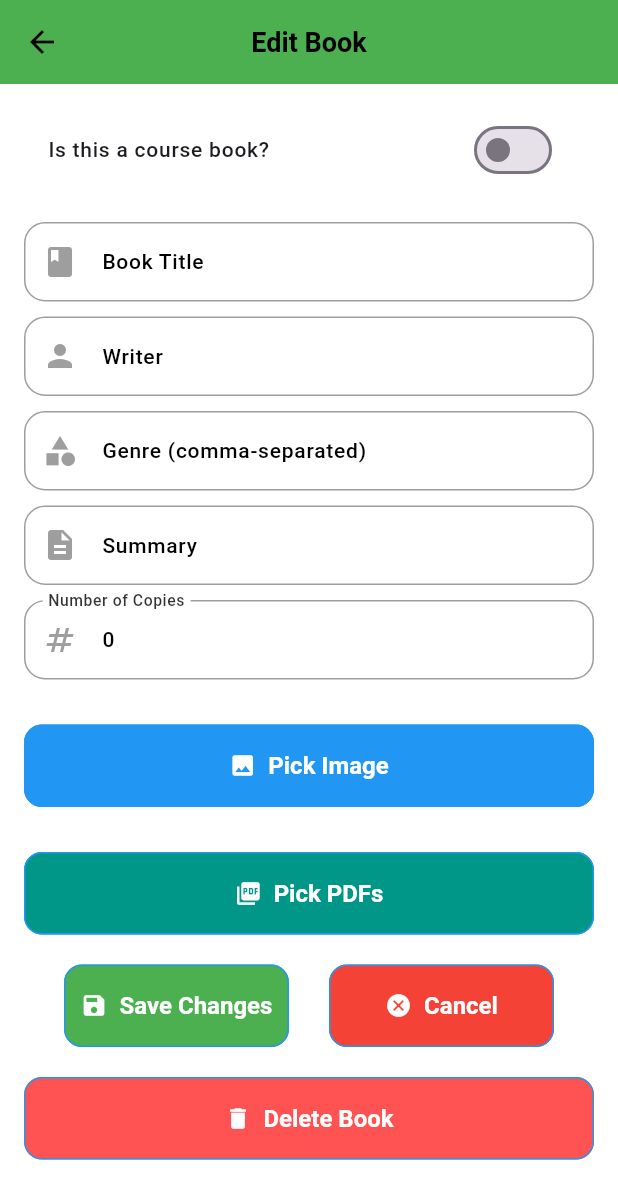
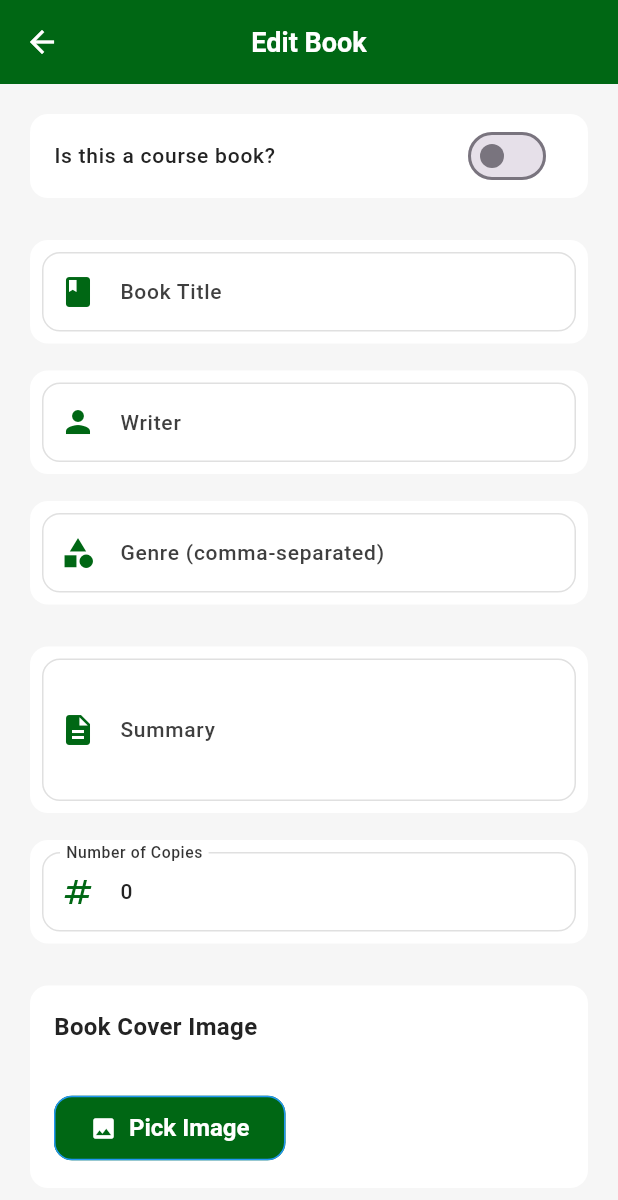
Before and after one commit to janakniraula/BookVerse, a Flutter app: the EditBookScreen screen opened directly with empty values, on a phone screen of 412 x 824 dp. Shown: the top 1200 px of the screen. Run offline on Flutter 3.47's test engine with Material 3 defaults, Android fonts, the phone set to English and light mode, and no system bars; our stand-ins replace cached_network_image, carousel_slider, cloud_firestore, connectivity_plus, file_picker, firebase_auth and 12 more; missing offline and left inert: pdfx; accounts and stored records are empty; Roboto replaces fonts that are missing (Poppins); project files that could hold a hidden picture were left out.

Commit message:
Update edit book screen

```diff
--- a/lib/features/home/screens/admin/booksEditing/editBooks.dart
+++ b/lib/features/home/screens/admin/booksEditing/editBooks.dart
@@ -4,6 +4,8 @@ import 'package:firebase_storage/firebase_storage.dart';
 import 'package:image_picker/image_picker.dart';
 import 'package:file_picker/file_picker.dart';
 import 'dart:io';
+import 'package:book_Verse/utils/constants/colors.dart';
+import 'package:book_Verse/utils/helpers/helper_function.dart';
 
 class EditBookScreen extends StatefulWidget {
   final String bookId;
@@ -251,297 +253,424 @@ class _EditBookScreenState extends State<EditBookScreen> {
     }
   }
 
-  Widget _buildTextFields(
-    TextEditingController controller,
-    String labelText,
-    IconData icon,
-    String validationMessage,
-  ) {
-    return TextFormField(
-      controller: controller,
-      decoration: InputDecoration(
-        labelText: labelText,
-        prefixIcon: Icon(icon),
-        border: const OutlineInputBorder(),
-      ),
-      keyboardType: TextInputType.number,
-      validator: (value) {
-        if (value == null || value.isEmpty) {
-          return validationMessage;
-        }
-        final numCopies = int.tryParse(value);
-        if (numCopies == null) {
-          return 'Please enter a valid number';
-        }
-        // Allow zero and any positive number
-        if (numCopies < 0) {
-          return 'Number of copies cannot be negative';
-        }
-        return null;
-      },
-    );
-  }
-
   @override
   Widget build(BuildContext context) {
+    final dark = THelperFunction.isDarkMode(context);
+
     return Scaffold(
       appBar: AppBar(
-        title: const Text('Edit Book'),
+        leading: IconButton(
+          icon: const Icon(Icons.arrow_back, color: TColors.white),
+          onPressed: () => Navigator.pop(context),
+        ),
+        title: const Text(
+          'Edit Book',
+          style: TextStyle(color: TColors.white),
+        ),
         centerTitle: true,
-        backgroundColor: Colors.green,
+        backgroundColor: TColors.primaryColor,
+        foregroundColor: TColors.white,
       ),
-      body: Padding(
+      body: Container(
+        color: dark ? TColors.dark : TColors.light,
+        child: Padding(
           padding: const EdgeInsets.all(16.0),
           child: Form(
             key: _formKey,
             child: ListView(
               children: [
-              SwitchListTile(
-                title: const Text('Is this a course book?'),
-                value: _isCourseBook,
-                activeColor: Colors.deepOrangeAccent,
-                onChanged: (value) {
-                  setState(() {
-                    _isCourseBook = value;
-                  });
-                },
-              ),
+                _buildSwitchTile(dark),
                 const SizedBox(height: 20),
-              _buildTextField(_titleController, 'Book Title', Icons.book,
-                  'Please enter the book title'),
-              const SizedBox(height: 10),
-              _buildStringValidatedTextFormField(
-                _writerController,
-                'Writer',
-                Icons.person,
-              ),
-              const SizedBox(height: 10),
-              if (!_isCourseBook)
-                Column(
-                  children: [
-                    _buildStringValidatedTextFormField(
-                      _genreController,
-                      'Genre (comma-separated)',
-                      Icons.category,
-                    ),
-                    const SizedBox(height: 10),
+                _buildMainForm(dark),
+                const SizedBox(height: 20),
+                _buildImageSection(dark),
+                const SizedBox(height: 20),
+                _buildPDFSection(dark),
+                const SizedBox(height: 20),
+                _buildActionButtons(dark),
               ],
             ),
-              if (_isCourseBook)
-                Column(
-                  children: [
-                    _buildTextField(_courseController,
-                        'Year / Semester (optional)', Icons.calendar_today),
-                    const SizedBox(height: 10),
-                    _buildTextField(_gradeController, 'Grade', Icons.grade,
-                        'Please enter the grade'),
-                    const SizedBox(height: 10),
-                  ],
-                ),
-              _buildTextField(_summaryController, 'Summary', Icons.description,
-                  'Please enter a summary'),
-              const SizedBox(height: 10),
-              _buildTextFields(
-                _numberOfBooksController,
-                'Number of Copies',
-                Icons.numbers,
-                'Please enter the number of copies',
-              ),
-              const SizedBox(height: 20),
-              if (_image != null ||
-                  (_imageUrl != null && _imageUrl!.isNotEmpty))
-                Padding(
-                  padding: const EdgeInsets.symmetric(vertical: 20),
-                  child: Container(
-                    decoration: BoxDecoration(
-                      border: Border.all(color: Colors.grey, width: 2),
-                      borderRadius: BorderRadius.circular(8),
-                    ),
-                    padding: const EdgeInsets.all(8),
-                    child: Column(
-                      children: [
-                        const Text(
-                          'Image',
-                          style: TextStyle(
-                              fontSize: 16, fontWeight: FontWeight.bold),
-                        ),
-                        const SizedBox(height: 10),
-                        Stack(
-                          children: [
-                            SizedBox(
-                              height: 120,
-                              width: 120,
-                              child: _image != null
-                                  ? Image.file(_image!, fit: BoxFit.cover)
-                                  : Image.network(_imageUrl!,
-                                      fit: BoxFit.cover),
-                            ),
-                            if (_image != null || _imageUrl != null)
-                              Positioned(
-                                top: 0,
-                                right: 0,
-                                child: GestureDetector(
-                                  onTap: () {
-                                    setState(() {
-                                      _image = null;
-                                      _imageUrl = null;
-                                    });
-                                  },
-                                  child: Container(
-                                    decoration: const BoxDecoration(
-                                      color: Colors.red,
-                                      shape: BoxShape.circle,
-                                    ),
-                                    child: const Icon(Icons.close,
-                                        color: Colors.white, size: 20),
-                                  ),
-                                ),
-                              ),
-                          ],
-                        ),
-                      ],
-                    ),
-                  ),
-                ),
-              const SizedBox(height: 10),
-              ElevatedButton.icon(
-                onPressed: _pickImage,
-                icon: const Icon(Icons.image),
-                label: const Text('Pick Image'),
-                style: ElevatedButton.styleFrom(
-                  foregroundColor: Colors.white,
-                  backgroundColor: Colors.blue,
-                  minimumSize: const Size(120, 40),
-                ),
-              ),
-              const SizedBox(height: 20),
-              if (_pdfs.isNotEmpty)
-                Column(
-                  children: _pdfs.map((pdf) {
-                    return Card(
-                      child: ListTile(
-                        title: Text(pdf['name']),
-                        subtitle: TextField(
-                          controller: pdf['description'],
-                          decoration: const InputDecoration(
-                            labelText: 'Description (optional)',
-                            border: OutlineInputBorder(),
-                          ),
-                        ),
-                        trailing: IconButton(
-                          icon: const Icon(Icons.close, color: Colors.red),
-                          onPressed: () {
-                            setState(() {
-                              _pdfs.remove(pdf);
-                            });
-                          },
-                        ),
-                      ),
-                    );
-                  }).toList(),
-                ),
-              const SizedBox(height: 10),
-              ElevatedButton.icon(
-                onPressed: _pickPDFs,
-                icon: const Icon(Icons.picture_as_pdf),
-                label: const Text('Pick PDFs'),
-                style: ElevatedButton.styleFrom(
-                  foregroundColor: Colors.white,
-                  backgroundColor: Colors.teal,
-                  minimumSize: const Size(120, 40),
-                ),
-              ),
-              const SizedBox(height: 20),
-              Row(
-                mainAxisAlignment: MainAxisAlignment.spaceEvenly,
-                children: [
-                  ElevatedButton.icon(
-                    onPressed: _updateBook,
-                    icon: const Icon(Icons.save),
-                    label: const Text('Save Changes'),
-                    style: ElevatedButton.styleFrom(
-                      foregroundColor: Colors.white,
-                      backgroundColor: Colors.green,
-                      minimumSize: const Size(150, 40),
-                    ),
-                  ),
-                  ElevatedButton.icon(
-                    onPressed: () {
-                      Navigator.pop(context);
-                    },
-                    icon: const Icon(Icons.cancel),
-                    label: const Text('Cancel'),
-                    style: ElevatedButton.styleFrom(
-                      foregroundColor: Colors.white,
-                      backgroundColor: Colors.red,
-                      minimumSize: const Size(150, 40),
-                    ),
-                  ),
-                ],
-              ),
-              const SizedBox(height: 20),
-              ElevatedButton.icon(
-                onPressed: _confirmDelete,
-                icon: const Icon(Icons.delete),
-                label: const Text('Delete Book'),
-                style: ElevatedButton.styleFrom(
-                  foregroundColor: Colors.white,
-                  backgroundColor: Colors.redAccent,
-                  minimumSize: const Size(200, 50),
-                ),
-              ),
-            ],
           ),
         ),
       ),
     );
   }
 
-  Widget _buildStringValidatedTextFormField(
-      TextEditingController controller, String labelText, IconData icon) {
-    return TextFormField(
-      controller: controller,
-      decoration: InputDecoration(
-        labelText: labelText,
-        prefixIcon: Icon(icon),
-        border: const OutlineInputBorder(),
+  Widget _buildSwitchTile(bool dark) {
+    return Card(
+      color: dark ? TColors.darkContainer : TColors.white,
+      elevation: 0,
+      child: SwitchListTile(
+        title: Text(
+          'Is this a course book?',
+          style: TextStyle(
+            color: dark ? TColors.white : TColors.black,
+            fontWeight: FontWeight.w500,
           ),
+        ),
+        value: _isCourseBook,
+        activeColor: TColors.primaryColor,
+        onChanged: (value) => setState(() => _isCourseBook = value),
+      ),
+    );
+  }
+
+  Widget _buildMainForm(bool dark) {
+    return Column(
+      children: [
+        _buildCustomTextField(
+          _titleController,
+          'Book Title',
+          Icons.book,
+          'Please enter the book title',
+          dark,
+        ),
+        const SizedBox(height: 10),
+        _buildCustomTextField(
+          _writerController,
+          'Writer',
+          Icons.person,
+          'Please enter the writer name',
+          dark,
           validator: (value) {
             if (value == null || value.trim().isEmpty) {
-          return 'Please enter a valid $labelText';
+              return 'Please enter a valid writer name';
             }
             if (RegExp(r'\d').hasMatch(value)) {
-          return '$labelText should not contain numbers';
+              return 'Writer name should not contain numbers';
             }
             return null;
           },
+        ),
+        const SizedBox(height: 10),
+        if (!_isCourseBook) ...[
+          _buildCustomTextField(
+            _genreController,
+            'Genre (comma-separated)',
+            Icons.category,
+            'Please enter genres',
+            dark,
+          ),
+          const SizedBox(height: 10),
+        ],
+        if (_isCourseBook) ...[
+          _buildCustomTextField(
+            _courseController,
+            'Year / Semester',
+            Icons.calendar_today,
+            null,
+            dark,
+          ),
+          const SizedBox(height: 10),
+          _buildCustomTextField(
+            _gradeController,
+            'Grade',
+            Icons.grade,
+            'Please enter the grade',
+            dark,
+          ),
+        ],
+        const SizedBox(height: 10),
+        _buildCustomTextField(
+          _summaryController,
+          'Summary',
+          Icons.description,
+          'Please enter a summary',
+          dark,
+          maxLines: 3,
+        ),
+        const SizedBox(height: 10),
+        _buildCustomTextField(
+          _numberOfBooksController,
+          'Number of Copies',
+          Icons.numbers,
+          'Please enter the number of copies',
+          dark,
+          keyboardType: TextInputType.number,
+          validator: (value) {
+            if (value == null || value.isEmpty) {
+              return 'Please enter the number of copies';
+            }
+            final numCopies = int.tryParse(value);
+            if (numCopies == null) {
+              return 'Please enter a valid number';
+            }
+            if (numCopies < 0) {
+              return 'Number of copies cannot be negative';
+            }
+            return null;
+          },
+        ),
+      ],
     );
   }
 
-  Widget _buildTextField(
+  Widget _buildCustomTextField(
     TextEditingController controller,
     String label,
-    IconData icon, [
+    IconData icon,
     String? validatorMessage,
-    TextInputType inputType = TextInputType.text,
+    bool dark, {
     int maxLines = 1,
+    TextInputType keyboardType = TextInputType.text,
     String? Function(String?)? validator,
-  ]) {
-    return TextFormField(
+  }) {
+    return Card(
+      color: dark ? TColors.darkContainer : TColors.white,
+      elevation: 0,
+      child: Padding(
+        padding: const EdgeInsets.all(8.0),
+        child: TextFormField(
           controller: controller,
+          maxLines: maxLines,
+          keyboardType: keyboardType,
+          style: TextStyle(color: dark ? TColors.white : TColors.black),
           decoration: InputDecoration(
             labelText: label,
-        prefixIcon: Icon(icon),
-        border: const OutlineInputBorder(),
+            labelStyle: TextStyle(
+              color: dark ? TColors.white.withOpacity(0.7) : TColors.black.withOpacity(0.87)
             ),
-      keyboardType: inputType,
-      maxLines: maxLines,
-      validator: validator ??
-          (value) {
-            if (validatorMessage != null && value!.isEmpty)
+            prefixIcon: Icon(icon, color: TColors.primaryColor),
+            border: OutlineInputBorder(
+              borderRadius: BorderRadius.circular(12),
+              borderSide: BorderSide(color: dark ? TColors.darkGrey : TColors.grey),
+            ),
+            enabledBorder: OutlineInputBorder(
+              borderRadius: BorderRadius.circular(12),
+              borderSide: BorderSide(color: dark ? TColors.darkGrey : TColors.grey),
+            ),
+            focusedBorder: OutlineInputBorder(
+              borderRadius: BorderRadius.circular(12),
+              borderSide: BorderSide(color: TColors.primaryColor),
+            ),
+          ),
+          validator: validator ?? (value) {
+            if (validatorMessage != null && value!.isEmpty) {
               return validatorMessage;
+            }
             return null;
           },
+        ),
+      ),
+    );
+  }
+
+  Widget _buildImageSection(bool dark) {
+    return Card(
+      color: dark ? TColors.darkContainer : TColors.white,
+      elevation: 0,
+      child: Padding(
+        padding: const EdgeInsets.all(16.0),
+        child: Column(
+          crossAxisAlignment: CrossAxisAlignment.start,
+          children: [
+            Text(
+              'Book Cover Image',
+              style: TextStyle(
+                fontSize: 16,
+                fontWeight: FontWeight.bold,
+                color: dark ? TColors.white : TColors.black,
+              ),
+            ),
+            const SizedBox(height: 16),
+            if (_image != null || (_imageUrl != null && _imageUrl!.isNotEmpty))
+              _buildImagePreview(dark),
+            const SizedBox(height: 16),
+            _buildImagePickerButton(dark),
+          ],
+        ),
+      ),
+    );
+  }
+
+  Widget _buildImagePreview(bool dark) {
+    return Container(
+      decoration: BoxDecoration(
+        border: Border.all(color: TColors.primaryColor.withOpacity(0.5)),
+        borderRadius: BorderRadius.circular(12),
+      ),
+      child: Stack(
+        children: [
+          ClipRRect(
+            borderRadius: BorderRadius.circular(12),
+            child: SizedBox(
+              height: 200,
+              width: double.infinity,
+              child: _image != null
+                  ? Image.file(_image!, fit: BoxFit.cover)
+                  : Image.network(_imageUrl!, fit: BoxFit.cover),
+            ),
+          ),
+          Positioned(
+            top: 8,
+            right: 8,
+            child: IconButton(
+              onPressed: () => setState(() {
+                _image = null;
+                _imageUrl = null;
+              }),
+              icon: Container(
+                padding: const EdgeInsets.all(4),
+                decoration: BoxDecoration(
+                  color: TColors.error.withOpacity(0.9),
+                  shape: BoxShape.circle,
+                ),
+                child: const Icon(Icons.close, color: TColors.white, size: 20),
+              ),
+            ),
+          ),
+        ],
+      ),
+    );
+  }
+
+  Widget _buildImagePickerButton(bool dark) {
+    return ElevatedButton.icon(
+      onPressed: _pickImage,
+      icon: const Icon(Icons.image),
+      label: const Text('Pick Image'),
+      style: ElevatedButton.styleFrom(
+        foregroundColor: TColors.white,
+        backgroundColor: TColors.primaryColor,
+        padding: const EdgeInsets.symmetric(vertical: 12, horizontal: 24),
+        shape: RoundedRectangleBorder(borderRadius: BorderRadius.circular(12)),
+      ),
+    );
+  }
+
+  Widget _buildPDFSection(bool dark) {
+    return Card(
+      color: dark ? TColors.darkContainer : TColors.white,
+      elevation: 0,
+      child: Padding(
+        padding: const EdgeInsets.all(16.0),
+        child: Column(
+          crossAxisAlignment: CrossAxisAlignment.start,
+          children: [
+            Text(
+              'PDF Documents',
+              style: TextStyle(
+                fontSize: 16,
+                fontWeight: FontWeight.bold,
+                color: dark ? TColors.white : TColors.black,
+              ),
+            ),
+            const SizedBox(height: 16),
+            if (_pdfs.isNotEmpty) ...[
+              ListView.builder(
+                shrinkWrap: true,
+                physics: const NeverScrollableScrollPhysics(),
+                itemCount: _pdfs.length,
+                itemBuilder: (context, index) => _buildPDFItem(_pdfs[index], dark),
+              ),
+              const SizedBox(height: 16),
+            ],
+            _buildPDFPickerButton(dark),
+          ],
+        ),
+      ),
+    );
+  }
+
+  Widget _buildPDFItem(Map<String, dynamic> pdf, bool dark) {
+    return Card(
+      color: dark ? TColors.darkContainer.withOpacity(0.3) : TColors.lightContainer,
+      margin: const EdgeInsets.only(bottom: 8),
+      child: ListTile(
+        title: Text(
+          pdf['name'],
+          style: TextStyle(
+            color: dark ? TColors.white.withOpacity(0.7) : TColors.black.withOpacity(0.87)
+          ),
+        ),
+        subtitle: TextField(
+          controller: pdf['description'],
+          style: TextStyle(
+            color: dark ? TColors.white.withOpacity(0.7) : TColors.black.withOpacity(0.54)
+          ),
+          decoration: InputDecoration(
+            labelText: 'Description (optional)',
+            labelStyle: TextStyle(
+              color: dark ? TColors.white.withOpacity(0.7) : TColors.black.withOpacity(0.54)
+            ),
+            border: OutlineInputBorder(
+              borderRadius: BorderRadius.circular(8),
+            ),
+          ),
+        ),
+        trailing: IconButton(
+          icon: Icon(Icons.close, color: TColors.error),
+          onPressed: () => setState(() => _pdfs.remove(pdf)),
+        ),
+      ),
+    );
+  }
+
+  Widget _buildPDFPickerButton(bool dark) {
+    return ElevatedButton.icon(
+      onPressed: _pickPDFs,
+      icon: const Icon(Icons.picture_as_pdf),
+      label: const Text('Pick PDFs'),
+      style: ElevatedButton.styleFrom(
+        foregroundColor: TColors.white,
+        backgroundColor: TColors.primaryColor,
+        padding: const EdgeInsets.symmetric(vertical: 12, horizontal: 24),
+        shape: RoundedRectangleBorder(borderRadius: BorderRadius.circular(12)),
+      ),
+    );
+  }
+
+  Widget _buildActionButtons(bool dark) {
+    return Column(
+      children: [
+        Row(
+          mainAxisAlignment: MainAxisAlignment.spaceEvenly,
+          children: [
+            Expanded(
+              child: ElevatedButton.icon(
+                onPressed: _updateBook,
+                icon: const Icon(Icons.save),
+                label: const Text('Save Changes'),
+                style: ElevatedButton.styleFrom(
+                  foregroundColor: TColors.white,
+                  backgroundColor: TColors.success,
+                  padding: const EdgeInsets.symmetric(vertical: 12),
+                  shape: RoundedRectangleBorder(borderRadius: BorderRadius.circular(12)),
+                ),
+              ),
+            ),
+            const SizedBox(width: 16),
+            Expanded(
+              child: ElevatedButton.icon(
+                onPressed: () => Navigator.pop(context),
+                icon: const Icon(Icons.cancel),
+                label: const Text('Cancel'),
+                style: ElevatedButton.styleFrom(
+                  foregroundColor: TColors.white,
+                  backgroundColor: TColors.error,
+                  padding: const EdgeInsets.symmetric(vertical: 12),
+                  shape: RoundedRectangleBorder(borderRadius: BorderRadius.circular(12)),
+                ),
+              ),
+            ),
+          ],
+        ),
+        const SizedBox(height: 20),
+        SizedBox(
+          width: double.infinity,
+          child: ElevatedButton.icon(
+            onPressed: _confirmDelete,
+            icon: const Icon(Icons.delete_forever),
+            label: const Text('Delete Book'),
+            style: ElevatedButton.styleFrom(
+              foregroundColor: TColors.white,
+              backgroundColor: TColors.error,
+              padding: const EdgeInsets.symmetric(vertical: 16),
+              shape: RoundedRectangleBorder(borderRadius: BorderRadius.circular(12)),
+            ),
+          ),
+        ),
+      ],
     );
   }
 }
```
Lines whose indentation alone changed are shown as unchanged.
